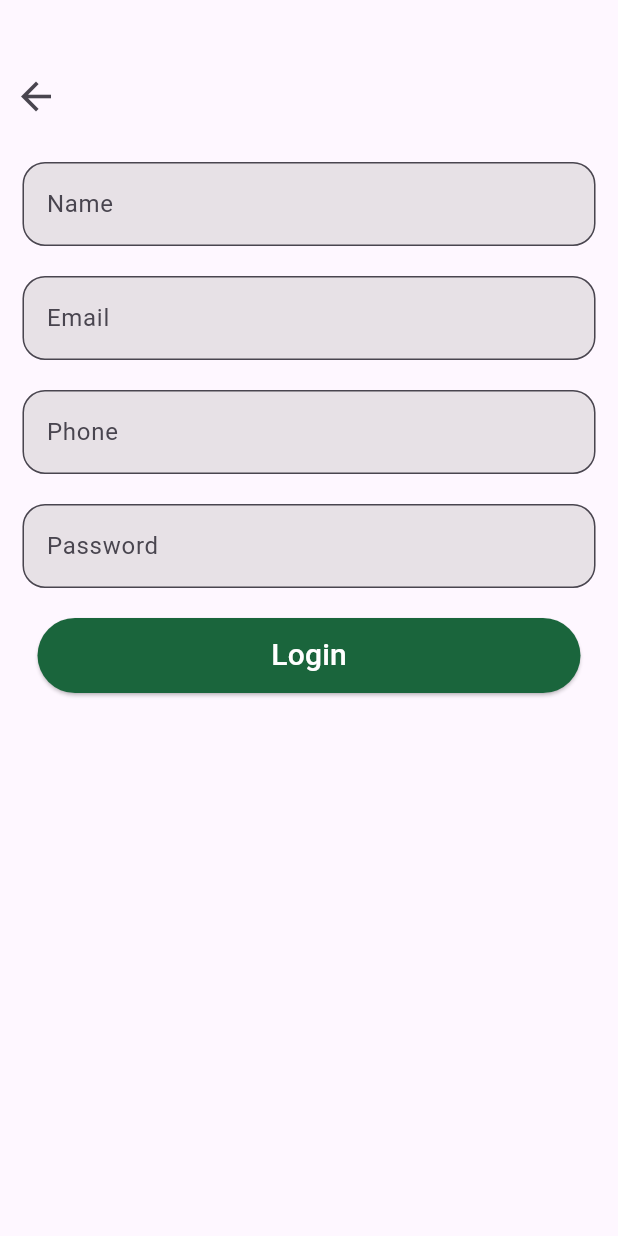
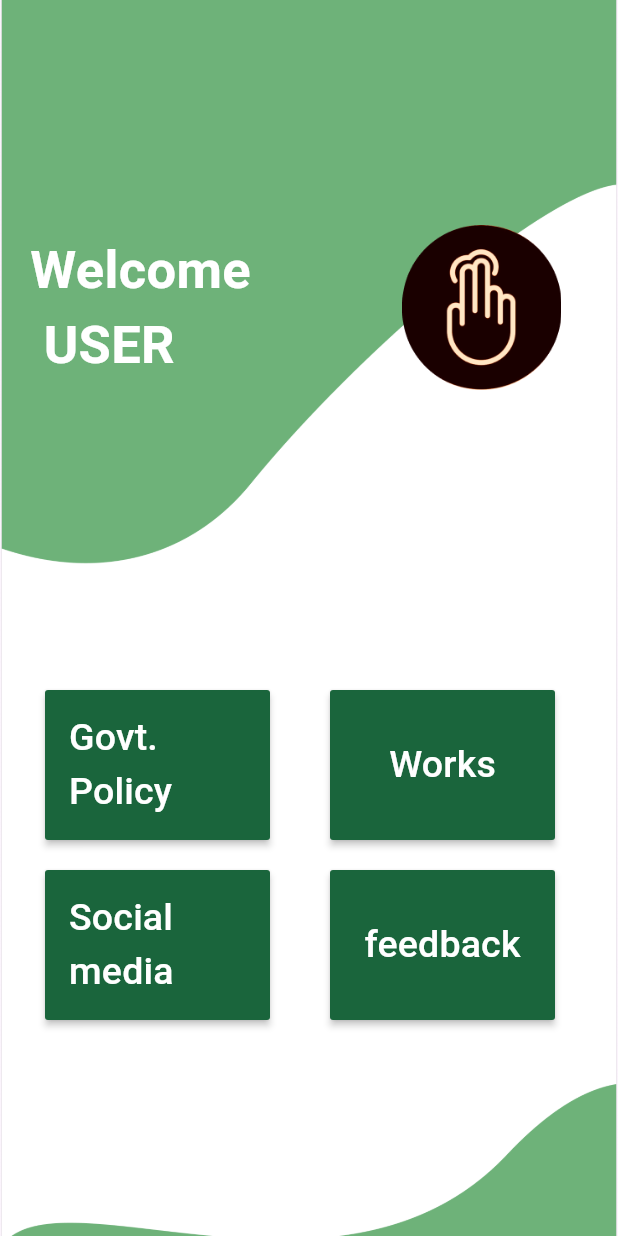
Before and after one commit to Gauravrai8287/first_application, a Flutter app: the screen it shows after launch, on a phone screen of 412 x 824 dp. Run offline on Flutter 3.47's test engine with Material 3 defaults, Android fonts, the phone set to English and light mode, and no system bars.

Commit message:
same new

```diff
--- /dev/null
+++ b/lib/home_page.dart
@@ -0,0 +1,135 @@
+import 'package:flutter/material.dart';
+import 'package:flutter/scheduler.dart';
+class home_page extends StatelessWidget {
+  const home_page({super.key});
+
+  @override
+  Widget build(BuildContext context) {
+    return Scaffold(
+
+
+      body: Material(
+        child: Container(
+          decoration: BoxDecoration(
+            image: DecorationImage(
+            image: AssetImage('assets/background.png'),
+            fit: BoxFit.cover,
+
+          ),
+          ),
+          child: Column(
+            children: [
+              SizedBox(
+                height: 150,
+              ),
+              Container(
+                margin: EdgeInsets.only(left: 20, right: 20),
+                child: Row(
+                children: [
+                  Text('Welcome \n USER',
+                  style: TextStyle(
+                    color: Color.fromRGBO(255, 255, 255, 60),
+                    fontWeight: FontWeight.w700,
+                    fontSize: 35,
+                  ),
+                  ),
+                  SizedBox(
+                    width: 90,
+                  ),
+                  Image(image: AssetImage('assets/logo.png'
+
+                  ),height:110 , width: 110,)
+                ],
+              ),
+              ),
+              SizedBox(
+                height: 200,
+              ),
+
+           Container(
+            margin: EdgeInsets.only(left: 30,right: 25),
+            child:  Row(
+
+              children: [
+                SizedBox(
+                  height: 100,
+                  width: 150,
+                  child: MaterialButton(onPressed: (){}, child:
+            Text('Govt. Policy',
+            style: TextStyle(
+              fontSize: 25,
+              color: Color.fromRGBO(255, 255, 255, 100)
+            ),),
+          color: Color.fromRGBO(26, 101, 60, 60),
+                    ),
+
+        ),
+        SizedBox(
+          width: 40,
+        ),
+         SizedBox(
+                  height: 100,
+                  width: 150,
+                  child: MaterialButton(onPressed: (){}, child:
+            Text('Works'
+            ,style: TextStyle(
+              fontSize: 25,
+              color: Color.fromRGBO(255, 255, 255, 100)
+            ),),
+          color: Color.fromRGBO(26, 101, 60, 60),
+                    ),
+
+              ),
+
+              ],
+            ),
+            ),
+            SizedBox(
+              height: 20,
+            ),
+            Container(
+            margin: EdgeInsets.only(left: 30,right: 25),
+            child:  Row(
+
+              children: [
+                SizedBox(
+                  height: 100,
+                  width: 150,
+                  child: MaterialButton(onPressed: (){}, child:
+            Text('Social media',
+            style: TextStyle(
+              fontSize: 25,
+              color: Color.fromRGBO(255, 255, 255, 100)
+            ),),
+          color: Color.fromRGBO(26, 101, 60, 60),
+                    ),
+
+        ),
+        SizedBox(
+          width: 40,
+        ),
+         SizedBox(
+                  height: 100,
+                  width: 150,
+                  child: MaterialButton(onPressed: (){}, child:
+            Text('feedback',
+            style: TextStyle(
+              fontSize: 25,
+              color: Color.fromRGBO(255, 255, 255, 100)
+            ),),
+          color: Color.fromRGBO(26, 101, 60, 60),
+                    ),
+
+              ),
+
+              ],
+            ),
+            ),
+
+            ],
+          ),
+        ),
+      ),
+    );
+  }
+}
--- a/lib/main.dart
+++ b/lib/main.dart
@@ -1,3 +1,4 @@
+import 'package:first_application/home_page.dart';
 import 'package:first_application/logo_page.dart';
 import 'package:first_application/login_page.dart';
 import 'package:first_application/sign_page.dart';
@@ -13,7 +14,7 @@ class first_apps extends StatelessWidget {
   Widget build(BuildContext context) {
     return MaterialApp(
 
-      home: sign_page(),
+      home: home_page(),
     );
   }
 }
```
Also changed, not shown: 1 other file.
